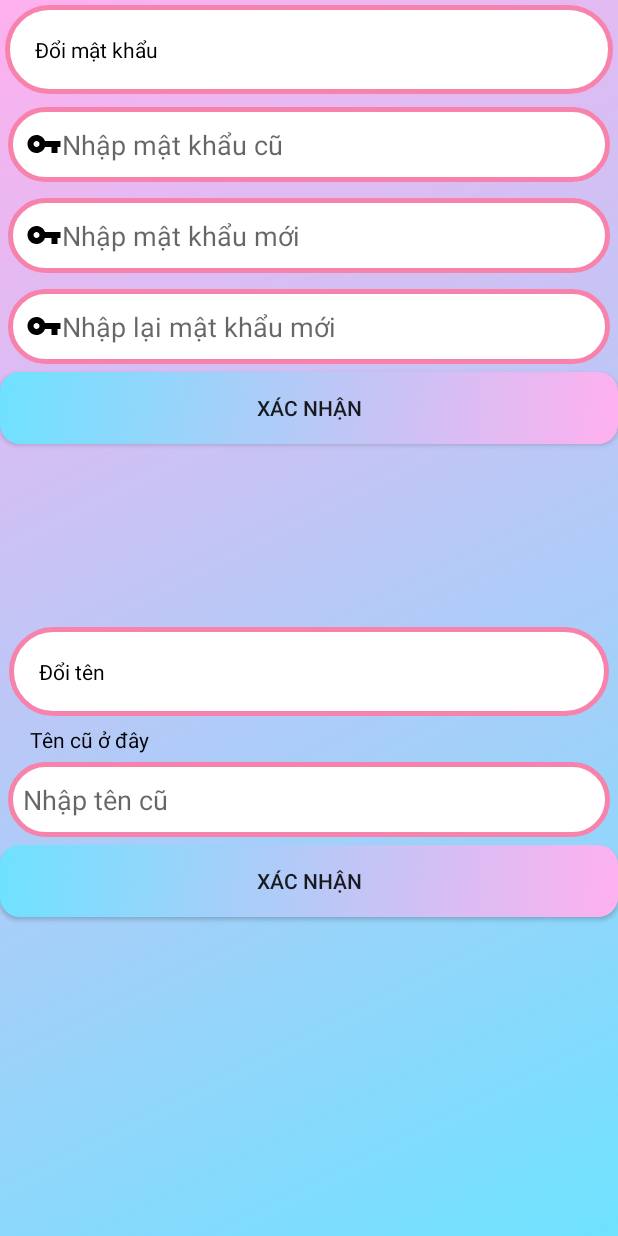
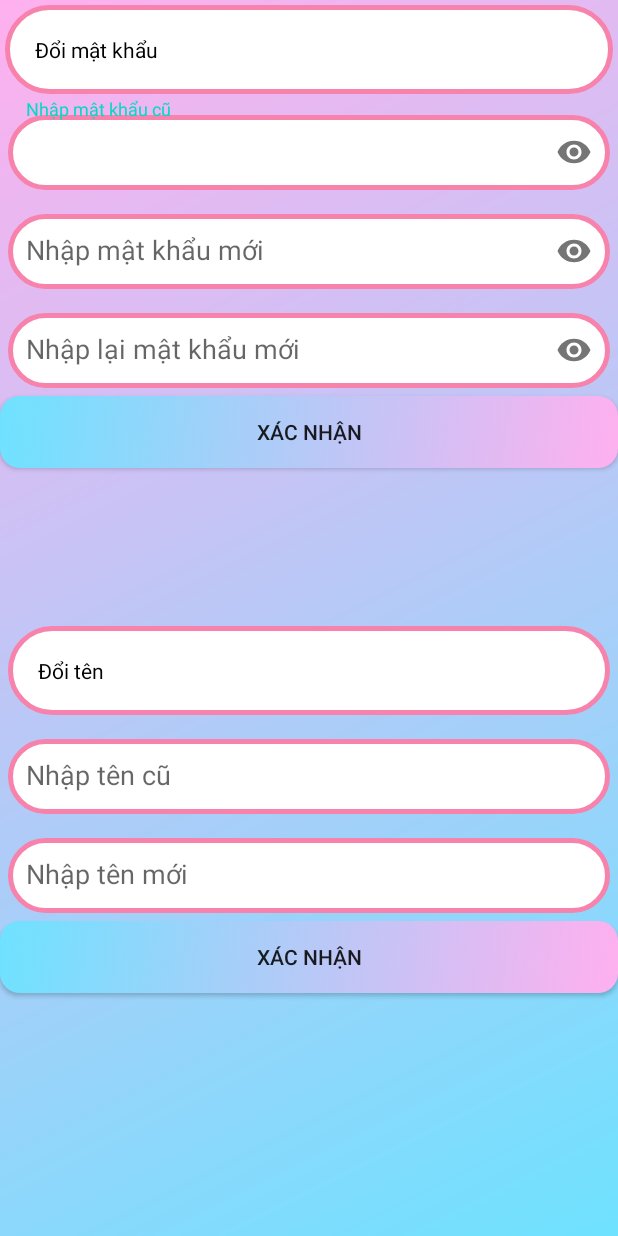
Before and after one commit to minhtdc/Aspire, an Android app: the layout setting_user_layout.xml on its own in the app's theme, with its tools: preview values and no code run, on a phone screen of 412 x 824 dp. Run offline under Robolectric (Android 15) with nearby library versions, the phone set to English and light mode, and no system bars; Roboto replaces fonts that are not available here.

Commit message:
add edtNewName
fix edt password, fix edt username

```diff
--- a/app/build.gradle
+++ b/app/build.gradle
@@ -36,6 +36,6 @@ dependencies {
     implementation 'androidx.recyclerview:recyclerview:1.1.0'
     implementation 'com.google.android.material:material:1.0.0'
     implementation 'androidx.cardview:cardview:1.0.0'
-
     implementation 'de.hdodenhof:circleimageview:3.1.0'
+    implementation 'com.android.support:design:28.0.0'
 }
--- a/app/src/main/AndroidManifest.xml
+++ b/app/src/main/AndroidManifest.xml
@@ -12,11 +12,7 @@
         android:theme="@style/AppTheme">
         <activity android:name=".AddPostActivity"></activity>
         <activity android:name=".CommentsActivity">
-            <intent-filter>
-                <action android:name="android.intent.action.MAIN" />
 
-                <category android:name="android.intent.category.LAUNCHER" />
-            </intent-filter>
         </activity>
         <activity android:name=".CreateGroupActivity"></activity>
         <activity android:name=".GroupManageActivity"></activity>
@@ -32,7 +28,13 @@
         <activity android:name=".PostListActivity">
 
         </activity>
-        <activity android:name=".SettingActivity"></activity>
+        <activity android:name=".SettingActivity">
+            <intent-filter>
+                <action android:name="android.intent.action.MAIN" />
+
+                <category android:name="android.intent.category.LAUNCHER" />
+            </intent-filter>
+        </activity>
         <activity android:name=".SignUpActivity"></activity>
         <activity android:name=".StartingActivity"></activity>
 
--- a/app/src/main/res/layout/setting_user_layout.xml
+++ b/app/src/main/res/layout/setting_user_layout.xml
@@ -5,7 +5,6 @@
     xmlns:app="http://schemas.android.com/apk/res-auto"
     android:orientation="vertical"
     android:background="@drawable/bg_gradient_main">
-
     <LinearLayout
         android:layout_width="match_parent"
         android:layout_height="0dp"
@@ -19,28 +18,62 @@
             android:padding="20dp"
             android:layout_margin="3dp"
             android:textColor="@color/textColor"/>
-        <EditText
-            android:id="@+id/edtOldPass"
+
+        <!--      edit text  nhập mật khẩu cũ-->
+        <com.google.android.material.textfield.TextInputLayout
+            android:layout_width="match_parent"
+            android:layout_height="wrap_content"
+            app:hintEnabled="true"
+            app:passwordToggleEnabled="true">
+
+            <com.google.android.material.textfield.TextInputEditText
+                android:id="@id/edtOldPass"
+                style="@style/EditTextPassword"
+                android:background="@drawable/custom_edittext"
                 android:hint="@string/edtOldPass"
-            android:background="@drawable/custom_edittext"
-            style="@style/EditTextPassword"/>
-        <EditText
+                android:inputType="textPassword" />
+        </com.google.android.material.textfield.TextInputLayout>
+
+        <!--        edit text nhập mật khẩu mới-->
+        <com.google.android.material.textfield.TextInputLayout
+            android:layout_width="match_parent"
+            android:layout_height="wrap_content"
+            app:hintEnabled="true"
+            app:passwordToggleEnabled="true">
+            <com.google.android.material.textfield.TextInputEditText
                 android:id="@+id/edtNewPass"
+                style="@style/EditTextPassword"
                 android:hint="@string/edtNewPass"
-            android:background="@drawable/custom_edittext"
-            style="@style/EditTextPassword"/>
-        <EditText
+                android:inputType="textPassword"
+                android:background="@drawable/custom_edittext" />
+        </com.google.android.material.textfield.TextInputLayout>
+
+            <!--        edit text nhập lại mật khẩu mới-->
+        <com.google.android.material.textfield.TextInputLayout
+            android:layout_width="match_parent"
+            android:layout_height="wrap_content"
+            app:hintEnabled="true"
+            app:passwordToggleEnabled="true">
+            <com.google.android.material.textfield.TextInputEditText
                 android:id="@+id/edtNewPassAgain"
+                style="@style/EditTextPassword"
                 android:hint="@string/edtNewPassAgain"
-            android:background="@drawable/custom_edittext"
-            style="@style/EditTextPassword"/>
+                android:inputType="textPassword"
+                android:background="@drawable/custom_edittext" />
+        </com.google.android.material.textfield.TextInputLayout>
+
+        <!--        nút button xác nhận  -->
         <Button
             android:id="@+id/btnConfirmPassword"
             android:background="@drawable/button_effect"
             android:layout_width="match_parent"
             android:layout_height="wrap_content"
-            android:text="@string/btnConfirm"/>
+            android:text="@string/btnConfirm" />
     </LinearLayout>
+
+
+
+
 
     <LinearLayout
         android:layout_width="match_parent"
@@ -53,22 +86,30 @@
             android:layout_height="wrap_content"
             android:text="@string/txtViewChangeName"
             android:padding="20dp"
-            android:layout_margin="6dp"
+            android:layout_margin="5dp"
             android:textColor="@color/textColor"/>
-        <TextView
+
+        <!--        edt nhập tên cũ-->
+        <com.google.android.material.textfield.TextInputLayout
             android:layout_width="match_parent"
-            android:layout_height="wrap_content"
-            android:text="@string/txtViewHereOldName"
-            android:textColor="@color/textColor"
-            android:paddingLeft="20dp"/>
-        <EditText
+            android:layout_height="wrap_content">
+            <com.google.android.material.textfield.TextInputEditText
                 android:id="@+id/edtOldName"
+                style="@style/EditTextPassword"
                 android:hint="@string/edtOldName"
-            android:background="@drawable/custom_edittext"
+                android:background="@drawable/custom_edittext" />
+        </com.google.android.material.textfield.TextInputLayout>
+
+        <!--        edt nhập tên mới-->
+        <com.google.android.material.textfield.TextInputLayout
             android:layout_width="match_parent"
-            android:layout_height="50dp"
-            android:layout_margin="5dp"
-            android:padding="10dp"/>
+            android:layout_height="wrap_content">
+            <com.google.android.material.textfield.TextInputEditText
+                android:id="@+id/edtNewName"
+                style="@style/EditTextPassword"
+                android:hint="@string/edtNewName"
+                android:background="@drawable/custom_edittext" />
+        </com.google.android.material.textfield.TextInputLayout>
         <Button
             android:id="@+id/btnConfirmUsername"
             android:background="@drawable/button_effect"
--- /dev/null
+++ b/app/src/main/res/values/ids.xml
@@ -0,0 +1,4 @@
+<?xml version="1.0" encoding="utf-8"?>
+<resources>
+    <item name="edtOldPass" type="id" />
+</resources>
--- a/app/src/main/res/values/strings.xml
+++ b/app/src/main/res/values/strings.xml
@@ -25,10 +25,12 @@
     <string name="edtNewPassAgain">Nhập lại mật khẩu mới</string>
     <string name="btnConfirm">Xác nhận</string>
     <string name="edtOldName">Nhập tên cũ</string>
+    <string name="edtNewName">Nhập tên mới</string>
     <string name="txtViewHereOldName">Tên cũ ở đây</string>
     <string name="txtViewUsername">Tên người dùng</string>
     <string name="edtWriteComments">Viết bình luận</string>
     <string name="btnPostCmt">Đăng</string>
+
 
     <!--    Le Van Bi-->
     <string name="btnTimKiem">Tìm kiếm</string>
--- a/app/src/main/res/values/styles.xml
+++ b/app/src/main/res/values/styles.xml
@@ -26,7 +26,6 @@
         <item name="android:layout_height">50dp</item>
         <item name="android:layout_margin">5dp</item>
         <item name="android:padding">12dp</item>
-        <item name="android:drawableLeft">@drawable/ic_vpn_key_black_24dp</item>
     </style>
 
 <!--    Trần Minh Phúc-->
```
Lines whose indentation alone changed are shown as unchanged.
